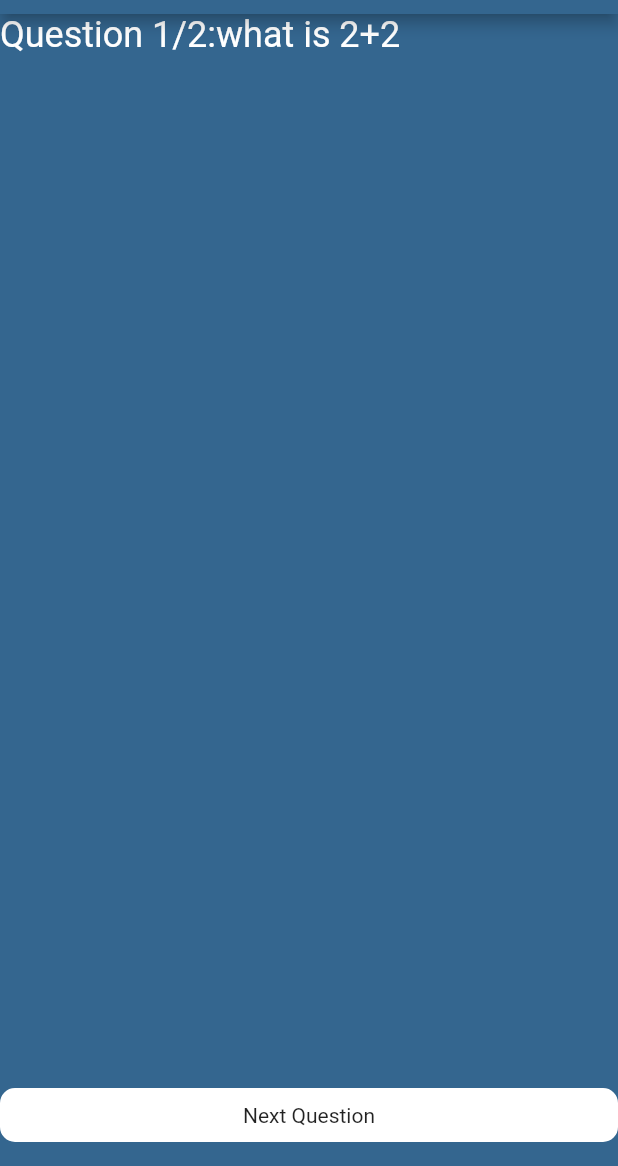
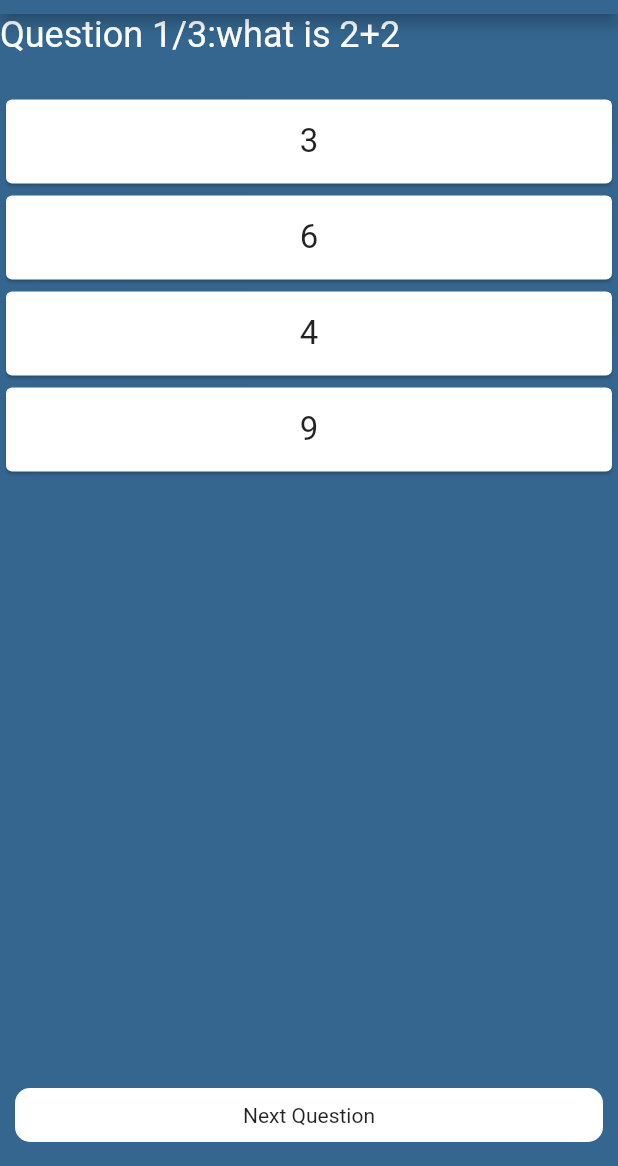
Before and after one commit to vishnu-readwhere/quizapp, a Flutter app: the screen it shows after launch, after a tap on "quiz-1", on a phone screen of 412 x 824 dp, the part 70-1236 px from its top. Run offline on Flutter 3.47's test engine with Material 2 defaults, Android fonts, the phone set to English and light mode, and no system bars; our stand-ins replace get.

Commit message:
question screen added

```diff
--- a/lib/data_demo_practice .dart
+++ b/lib/data_demo_practice .dart
@@ -3,6 +3,7 @@ import 'package:quiz_app/components/quiz-1.dart';
 import 'package:quiz_app/components/quiz-2.dart';
 import 'package:quiz_app/components/quiz-3.dart';
 import './models/question-data.dart';
+import 'package:get/get.dart';
 
 class Demopractice extends StatelessWidget{
   final String img;
@@ -17,14 +18,10 @@ class Demopractice extends StatelessWidget{
         onPressed: (() {
         // ignore: avoid_print
         if(text=="quiz-1"){
-         Navigator.push(
-              context,
-              MaterialPageRoute(builder: (context) =>  QuestionData()));
+        Get.to(()=>QuestionData());
         }
         if(text=="quiz-2"){
-          Navigator.push(
-              context,
-              MaterialPageRoute(builder: (context) =>  Quiz2()));
+         Get.to(()=>Quiz1());
         }
         if(text=="quiz-3"){
            Navigator.push(
--- a/lib/main.dart
+++ b/lib/main.dart
@@ -2,7 +2,7 @@ import 'dart:async';
 import 'dart:ui';
 import 'package:flutter/material.dart';
 import './home_screen.dart';
-
+import 'package:get/get.dart';
 import './demo_practise.dart';
 
 void main() {
@@ -12,7 +12,7 @@ runApp(MyApp());
 class MyApp extends StatelessWidget {
 @override
 Widget build(BuildContext context) {
-	return MaterialApp(
+	return GetMaterialApp(
 	title: 'Splash Screen',
 	theme: ThemeData(
 		primarySwatch: Colors.green,
--- a/lib/models/question-data.dart
+++ b/lib/models/question-data.dart
@@ -4,8 +4,16 @@ import '../widgets/question-widget.dart';
 import './questions-model.dart';
 import 'package:flutter/material.dart';
 import '../widgets/next-button.dart';
-class QuestionData extends StatelessWidget{
+import '../widgets/options_card.dart';
 
+class QuestionData extends StatefulWidget {
+  const QuestionData({super.key});
+
+  @override
+  State<QuestionData> createState() => _MyWidgetState();
+}
+
+class _MyWidgetState extends State<QuestionData> {
   List<Questions> _questions=[
    Questions(
      id:"10",
@@ -14,11 +22,33 @@ List<Questions> _questions=[
      Questions(
      id:"11",
      ques: "what is 2+4",
+     options: {"3":false,"6":true,"4":false,"9":false}),
+     Questions(
+     id:"11",
+     ques: "what is 2+4",
      options: {"3":false,"6":true,"4":false,"9":false})
  ];
  int index=0;
+ bool isPressed = false;
+ void nextQuestion(){
+  if(index==_questions.length-1){
+    return;
+  }
+  else{
+    setState((){
+     index++;
+     isPressed=false;
+   });
+  }
+
+ }
+ void changeColor(){
+    setState(() {
+      isPressed=true;
+    });
+   }
   @override
-  Widget build(BuildContext context){
+  Widget build(BuildContext context) {
     return Scaffold(
        appBar: AppBar(
          title: Text("quiz app"),
@@ -30,10 +60,25 @@ int index=0;
         color: background,
         width: double.infinity,
         child: Column(children: [
-           QuestionWidgets(question: _questions[index].ques, indexAction: index, totalQuestions: _questions.length)
-        ]),
+           QuestionWidgets(question: _questions[index].ques,
+            indexAction: index,
+            totalQuestions: _questions.length),
+        const SizedBox(height: 25.0),
+        for(int i=0;i<_questions[index].options.length;i++)
+        OptionCard(option: _questions[index].options.keys.toList()[i],
+        color: isPressed? _questions[index].options.values.toList()[i]==true?correct:incorrect:neutral,
+        onTap: changeColor,),
+        ]
+
         ),
-      floatingActionButton: NextButton(),
+
+
+
+      ),
+      floatingActionButton: Padding(
+        padding: const EdgeInsets.symmetric(horizontal:10.0),
+        child: NextButton(nextQuestion: nextQuestion),
+      ),
       floatingActionButtonLocation: FloatingActionButtonLocation.centerFloat,
     );
   }
--- a/lib/widgets/next-button.dart
+++ b/lib/widgets/next-button.dart
@@ -1,11 +1,14 @@
 import 'package:flutter/material.dart';
 
 class NextButton extends StatelessWidget {
-  const NextButton({super.key});
-
+  const NextButton({super.key,required this.nextQuestion});
+  final VoidCallback nextQuestion;
   @override
   Widget build(BuildContext context) {
-    return Container(
+   return GestureDetector(
+      onTap:nextQuestion,
+    child:Container(
+
       width: double.infinity,
       decoration: BoxDecoration(
         color: Colors.white,
@@ -13,6 +16,7 @@ class NextButton extends StatelessWidget {
       ),
       padding: const EdgeInsets.symmetric(vertical: 10.0),
       child: Text('Next Question',textAlign: TextAlign.center,),
-    );
+    )
+   );
   }
 }
--- /dev/null
+++ b/lib/widgets/options_card.dart
@@ -0,0 +1,22 @@
+import 'package:flutter/material.dart';
+import '../constants.dart';
+class OptionCard extends StatelessWidget {
+  const OptionCard({super.key,required this.option,required this.color,required this.onTap});
+final String option;
+final VoidCallback onTap;
+final Color color;
+  @override
+  Widget build(BuildContext context) {
+    return GestureDetector(
+      onTap: onTap,
+      child: Card(
+        color: color,
+        child:ListTile(
+          title: Text(option,
+          textAlign: TextAlign.center,
+          style: TextStyle(fontSize: 22.0),),
+        )
+      ),
+    );
+  }
+}
--- a/pubspec.yaml
+++ b/pubspec.yaml
@@ -40,7 +40,7 @@ dependencies:
 dev_dependencies:
   flutter_test:
     sdk: flutter
-
+  get:
   # The "flutter_lints" package below contains a set of recommended lints to
   # encourage good coding practices. The lint set provided by the package is
   # activated in the `analysis_options.yaml` file located at the root of your
```
Also changed, not shown: pubspec.lock. Lines whose indentation alone changed are shown as unchanged.
